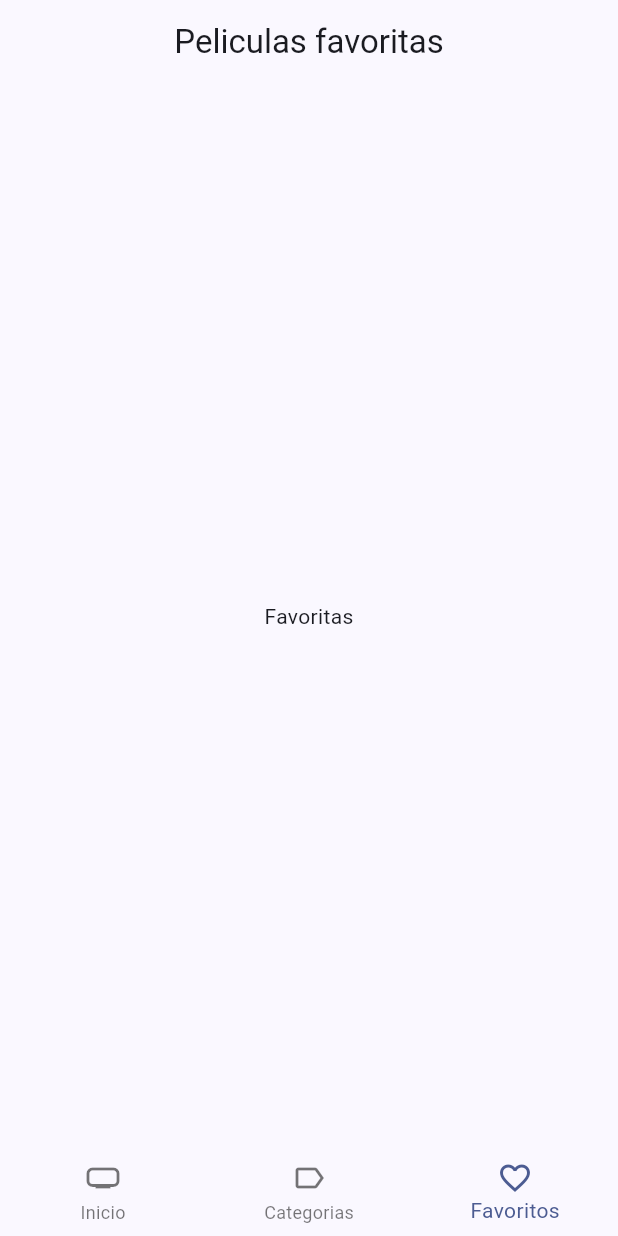
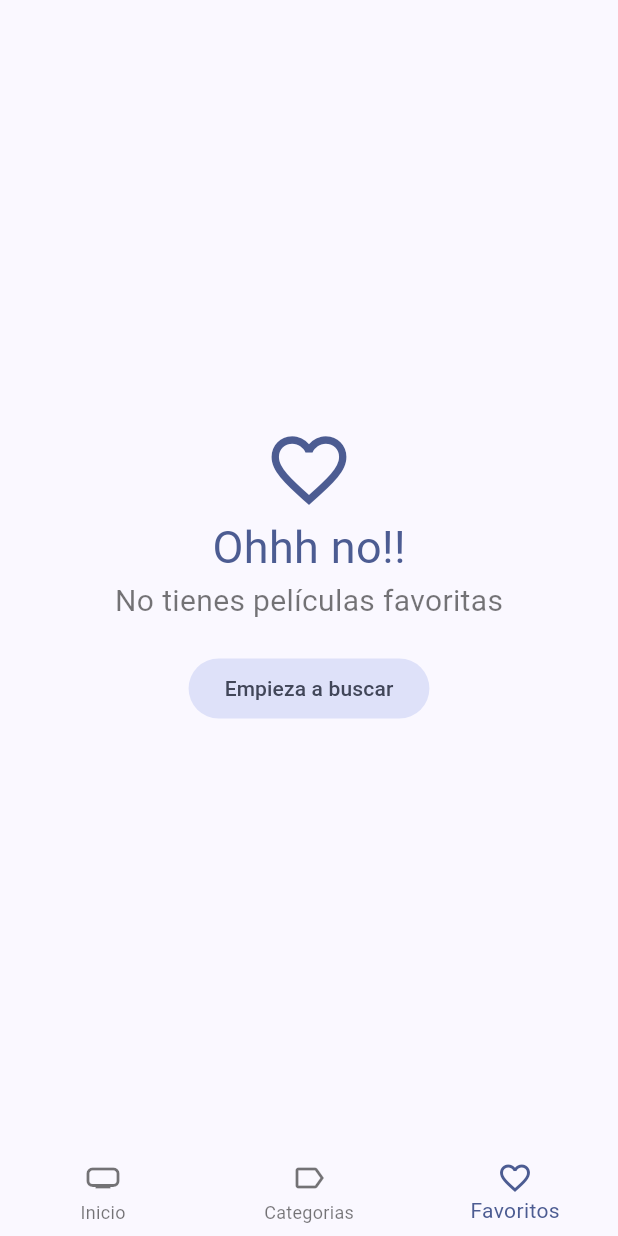
Before and after one commit to PuelloJ/cinemapedia, a Flutter app: the screen it shows after launch, item 3 of the bottom bar chosen, on a phone screen of 412 x 824 dp. Run offline on Flutter 3.47's test engine with Material 3 defaults, Android fonts, the phone set to English and light mode, and no system bars; our stand-ins replace animate_do, card_swiper, dio, flutter_dotenv, flutter_riverpod, go_router and 1 more; accounts and stored records are empty; generated files the repository leaves out were written again; network calls fail.

Commit message:
Agregar funcionalidad para gestionar películas favoritas y mejorar la visualización en la pantalla de favoritos

```diff
--- a/lib/presentation/views/movies/favorites_view.dart
+++ b/lib/presentation/views/movies/favorites_view.dart
@@ -1,16 +1,81 @@
+import 'package:cinemapedia/config/router/app_router.dart';
+import 'package:cinemapedia/presentation/providers/providers.dart';
+import 'package:cinemapedia/presentation/widgets/widgets.dart';
 import 'package:flutter/material.dart';
+import 'package:flutter_riverpod/flutter_riverpod.dart';
+import 'package:go_router/go_router.dart';
 
-class FavoritesView extends StatelessWidget {
+class FavoritesView extends ConsumerStatefulWidget {
   const FavoritesView({super.key});
 
   @override
+  FavoritesViewState createState() => FavoritesViewState();
+}
+
+class FavoritesViewState extends ConsumerState<FavoritesView> {
+  bool isLastPage = false;
+  bool isLoading = false;
+
+  @override
+  void initState() {
+    super.initState();
+    ref.read(favoriteMoviesProvider.notifier).loadNextPage();
+  }
+
+  void loadNextpage() async {
+    if (isLoading || isLastPage) return;
+    isLoading = true;
+    final movies =
+        await ref.read(favoriteMoviesProvider.notifier).loadNextPage();
+    isLoading = false;
+    if (movies.isEmpty) {
+      isLastPage = true;
+    }
+  }
+
+  @override
   Widget build(BuildContext context) {
+    final favoriteMovies = ref.watch(favoriteMoviesProvider).values.toList();
+
+    if (favoriteMovies.isEmpty) {
+      final color = Theme.of(context).colorScheme;
+      return Center(
+        child: Column(
+          mainAxisAlignment: MainAxisAlignment.center,
+          crossAxisAlignment: CrossAxisAlignment.center,
+          children: [
+            Icon(
+              Icons.favorite_outline_sharp,
+              size: 60,
+              color: color.primary,
+            ),
+            Text(
+              'Ohhh no!!',
+              style: TextStyle(
+                fontSize: 30,
+                color: color.primary,
+              ),
+            ),
+            const Text(
+              'No tienes películas favoritas',
+              style: TextStyle(fontSize: 20, color: Colors.black54),
+            ),
+            const SizedBox(
+              height: 20,
+            ),
+            FilledButton.tonal(
+              onPressed: () => context.go('/home/0'),
+              child: const Text('Empieza a buscar'),
+            ),
+          ],
+        ),
+      );
+    }
+
     return Scaffold(
-      appBar: AppBar(
-        title: const Text('Peliculas favoritas'),
-      ),
-      body: const Center(
-        child: Text('Favoritas'),
+      body: MoviesMasonry(
+        movies: favoriteMovies,
+        loadNextPage: loadNextpage,
       ),
     );
   }
--- a/lib/presentation/widgets/widgets.dart
+++ b/lib/presentation/widgets/widgets.dart
@@ -1,5 +1,10 @@
+// Movies
 export 'movies/movie_horizontal_listview.dart';
 export 'movies/movies_slidesshow.dart';
+export 'movies/movie_poster_link.dart';
+export 'movies/movies_masonry.dart';
+
+// Shared
 export 'shared/custom_appbar.dart';
 export 'shared/custom_bottom_navigation.dart';
 export 'shared/full_screen_loader.dart';
```
Also changed, not shown: lib/presentation/screens/movies/movie_screen.dart (+26 -7 lines), lib/presentation/widgets/movies/movie_poster_link.dart (added, +25 -0 lines), lib/presentation/widgets/movies/movies_masonry.dart (added, +66 -0 lines).
